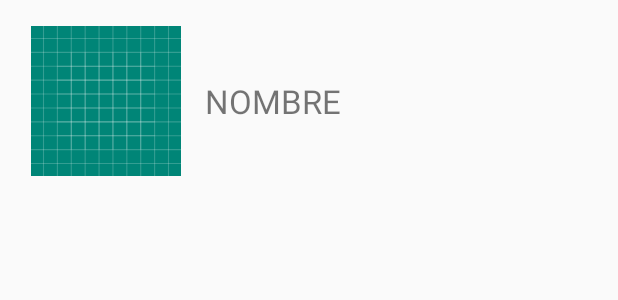
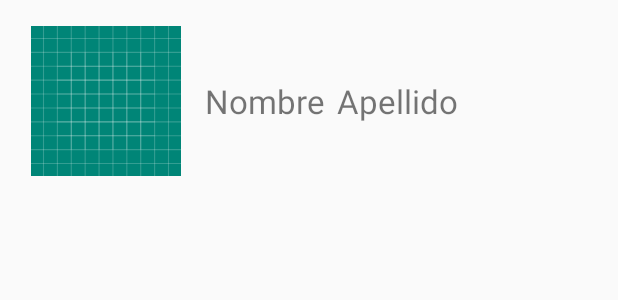
Before and after one commit to sebastianaranda/ArandaSebastian_APIRandomUser_DesafioTecnico, an Android app: the layout user_row.xml on its own in the app's theme, with its tools: preview values and no code run, on a phone screen of 412 x 824 dp. Shown: the top 300 px of the screen. Run offline under Robolectric (Android 15) with nearby library versions, the phone set to English and light mode, and no system bars.

```diff
--- a/app/src/main/java/com/arandasebastian/fluxit_desafiotecnico/model/UserDAO.java
+++ b/app/src/main/java/com/arandasebastian/fluxit_desafiotecnico/model/UserDAO.java
@@ -15,8 +15,8 @@ public class UserDAO extends UsersRetrofitDAO {
         super(BASE_URL);
     }
 
-    public void getUsers(final ResultListener<List<User>> controllerListener){
-        Call<ContainerUsers> call = usersService.getUsersFromAPI();
+    public void getUsersPaginated(final ResultListener<List<User>> controllerListener, Integer SEED_KEY, Integer PAGE_NUMBER){
+        Call<ContainerUsers> call = usersService.getUsersPaginatedFromAPI(SEED_KEY, PAGE_NUMBER);
         call.enqueue(new Callback<ContainerUsers>() {
             @Override
             public void onResponse(Call<ContainerUsers> call, Response<ContainerUsers> response) {
--- a/app/src/main/java/com/arandasebastian/fluxit_desafiotecnico/model/UsersService.java
+++ b/app/src/main/java/com/arandasebastian/fluxit_desafiotecnico/model/UsersService.java
@@ -2,8 +2,10 @@ package com.arandasebastian.fluxit_desafiotecnico.model;
 
 import retrofit2.Call;
 import retrofit2.http.GET;
+import retrofit2.http.Query;
 
 public interface UsersService {
+
     @GET("?results=20")
-    Call<ContainerUsers> getUsersFromAPI();
+    Call<ContainerUsers> getUsersPaginatedFromAPI(@Query("seed") Integer SEED_KEY,@Query("page") Integer PAGE_NUMBER);
 }
--- a/app/src/main/res/layout/user_row.xml
+++ b/app/src/main/res/layout/user_row.xml
@@ -2,7 +2,8 @@
 <androidx.constraintlayout.widget.ConstraintLayout xmlns:android="http://schemas.android.com/apk/res/android"
     xmlns:app="http://schemas.android.com/apk/res-auto"
     android:layout_width="match_parent"
-    android:layout_height="wrap_content">
+    android:layout_height="wrap_content"
+    xmlns:tools="http://schemas.android.com/tools">
 
     <androidx.constraintlayout.widget.Guideline
         android:id="@+id/guideline_left"
@@ -37,7 +38,7 @@
         android:id="@+id/user_row_fistname"
         android:layout_width="wrap_content"
         android:layout_height="wrap_content"
-        android:text="NOMBRE"
+        tools:text="Nombre"
         android:textSize="22sp"
         app:layout_constraintLeft_toRightOf="@id/user_image_profile"
         app:layout_constraintTop_toBottomOf="@id/guideline_top"
@@ -45,4 +46,16 @@
         app:layout_constraintVertical_bias="0.5"
         android:layout_marginStart="16dp"/>
 
+    <TextView
+        android:id="@+id/user_row_lastname"
+        android:layout_width="wrap_content"
+        android:layout_height="wrap_content"
+        tools:text="Apellido"
+        android:textSize="22sp"
+        app:layout_constraintLeft_toRightOf="@id/user_row_fistname"
+        app:layout_constraintTop_toBottomOf="@id/guideline_top"
+        app:layout_constraintBottom_toBottomOf="parent"
+        app:layout_constraintVertical_bias="0.5"
+        android:layout_marginStart="8dp"/>
+
 </androidx.constraintlayout.widget.ConstraintLayout>
```
Also changed, not shown: app/src/main/java/com/arandasebastian/fluxit_desafiotecnico/controller/UserController.java (+24 -4 lines), app/src/main/java/com/arandasebastian/fluxit_desafiotecnico/view/MainActivity.java (+29 -1 lines), app/src/main/java/com/arandasebastian/fluxit_desafiotecnico/view/UsersAdapter.java (+27 -3 lines), app/src/main/java/com/arandasebastian/fluxit_desafiotecnico/view/UsersListFragment.java (+35 -7 lines), app/src/main/res/layout/activity_main.xml (+8 -1 lines), app/src/main/res/menu/toolbar_menu.xml (added, +10 -0 lines).
